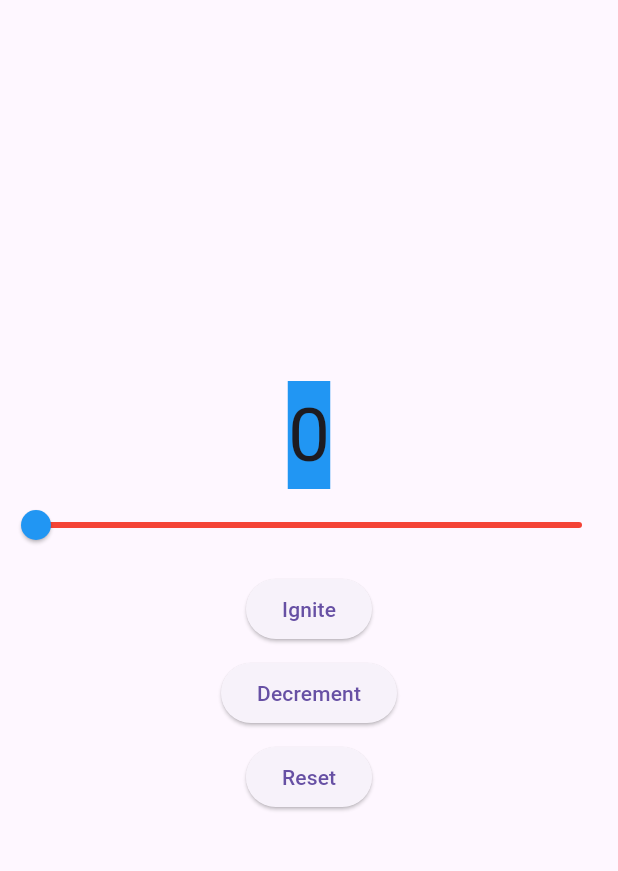
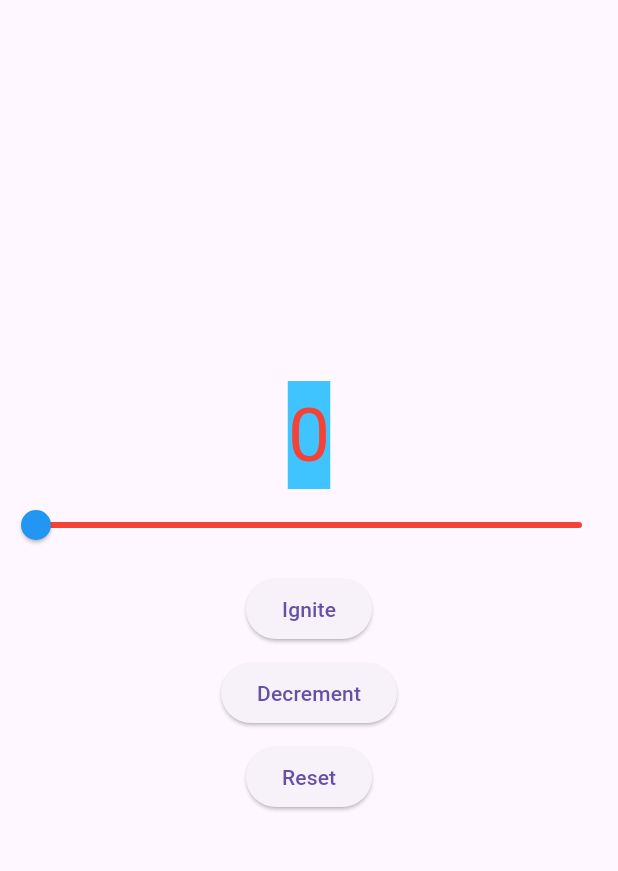
Before and after one commit to sanaul-writes-code/stateful-rocket-launch, a Flutter app: the screen it shows after launch, on a phone screen of 412 x 824 dp, the part 63-934 px from its top. Run offline on Flutter 3.47's test engine with Material 3 defaults, Android fonts, the phone set to English and light mode, and no system bars.

Commit message:
Counter color change based on counter value implemented

```diff
--- a/lib/main.dart
+++ b/lib/main.dart
@@ -48,6 +48,15 @@
     });
   }
 
+  Color _counterColor() {
+    if (_counter == 0) {
+      return Colors.red;
+    } else if (_counter <= 50) {
+      return Colors.orange;
+    }
+    return Colors.green;
+  }
+
   @override
   Widget build(BuildContext context) {
     return Scaffold(
@@ -57,8 +66,8 @@
         children: [
           Center(
             child: Container(
-              color: Colors.blue,
-              child: Text('$_counter', style: const TextStyle(fontSize: 50.0)),
+              color: Colors.lightBlueAccent,
+              child: Text('$_counter', style: TextStyle(fontSize: 50.0, color: _counterColor())),
             ),
           ),
           Slider(
```
